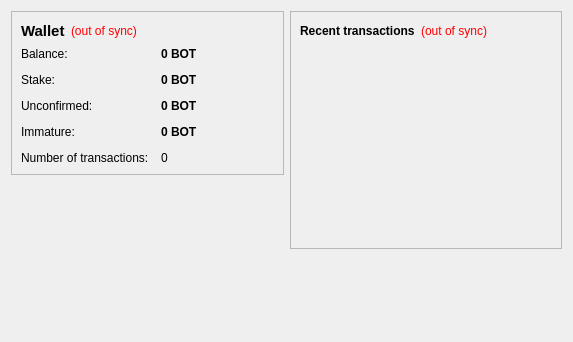
This is src/qt/forms/overviewpage.ui in palmd/diamondcoin as Qt 5 draws it before an edit. The edited form follows.
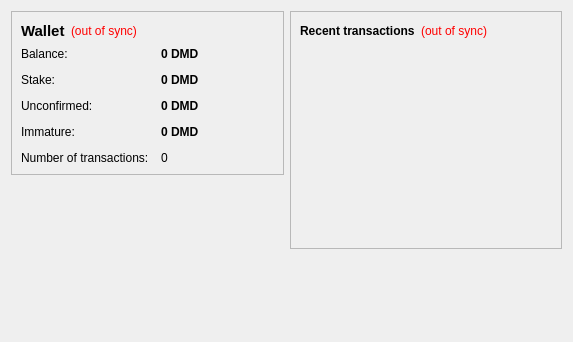
This is the edited form.

```diff
--- a/src/qt/forms/overviewpage.ui
+++ b/src/qt/forms/overviewpage.ui
@@ -105,7 +105,7 @@
              <string>Your current balance</string>
             </property>
             <property name="text">
-             <string notr="true">0 BOT</string>
+             <string notr="true">0 DMD</string>
             </property>
             <property name="textInteractionFlags">
              <set>Qt::LinksAccessibleByMouse|Qt::TextSelectableByKeyboard|Qt::TextSelectableByMouse</set>
@@ -134,7 +134,7 @@
              <string>Total of coins that was staked, and do not yet count toward the current balance</string>
             </property>
             <property name="text">
-             <string notr="true">0 BOT</string>
+             <string notr="true">0 DMD</string>
             </property>
             <property name="textInteractionFlags">
              <set>Qt::LinksAccessibleByMouse|Qt::TextSelectableByKeyboard|Qt::TextSelectableByMouse</set>
@@ -163,7 +163,7 @@
              <string>Total of transactions that have yet to be confirmed, and do not yet count toward the current balance</string>
             </property>
             <property name="text">
-             <string notr="true">0 BOT</string>
+             <string notr="true">0 DMD</string>
             </property>
             <property name="textInteractionFlags">
              <set>Qt::LinksAccessibleByMouse|Qt::TextSelectableByKeyboard|Qt::TextSelectableByMouse</set>
@@ -189,7 +189,7 @@
              <string>Mined balance that has not yet matured</string>
             </property>
             <property name="text">
-             <string notr="true">0 BOT</string>
+             <string notr="true">0 DMD</string>
             </property>
             <property name="textInteractionFlags">
              <set>Qt::LinksAccessibleByMouse|Qt::TextSelectableByKeyboard|Qt::TextSelectableByMouse</set>
```
Left out of the diff: 4 changed lines with no effect on the pictures.
